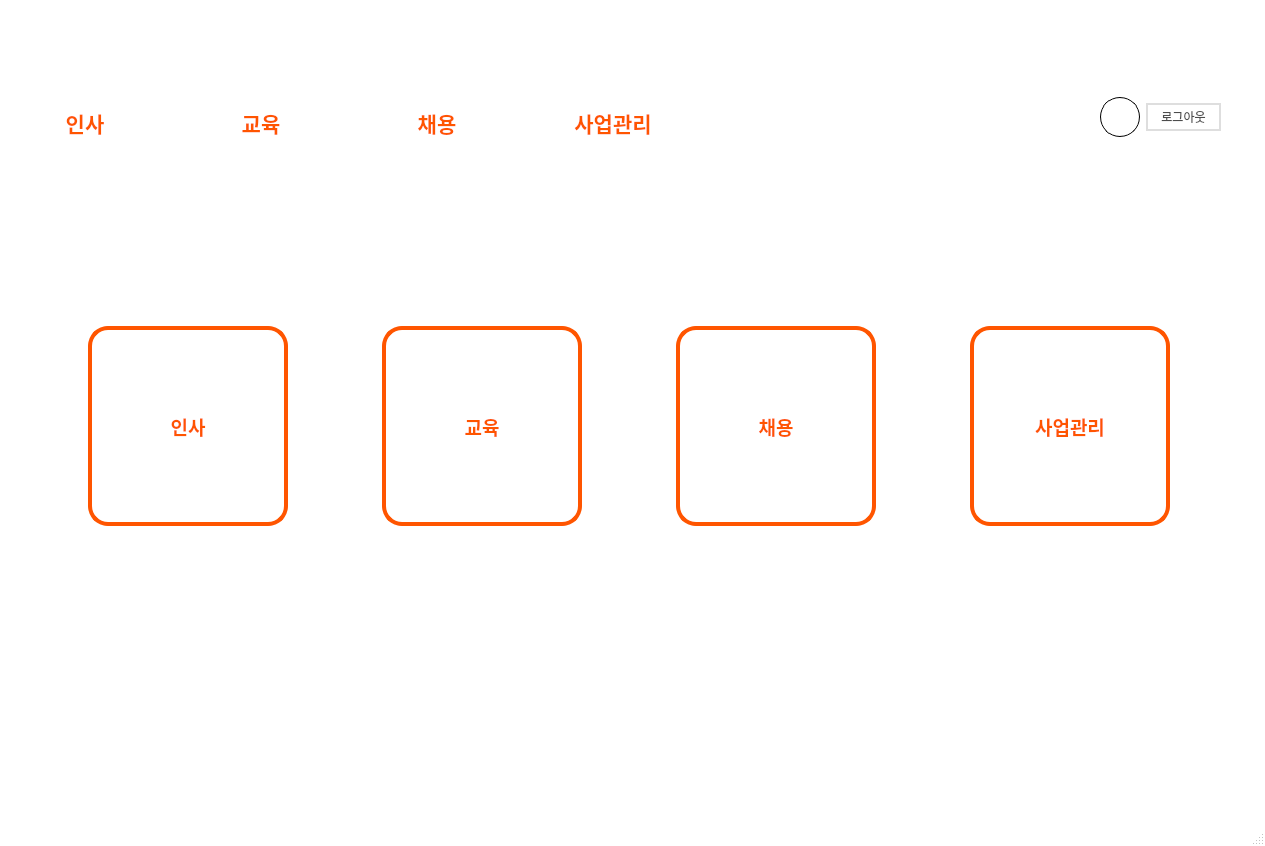
Old version of the form Index.ui in the repository hyeona-jeong/HRIS.
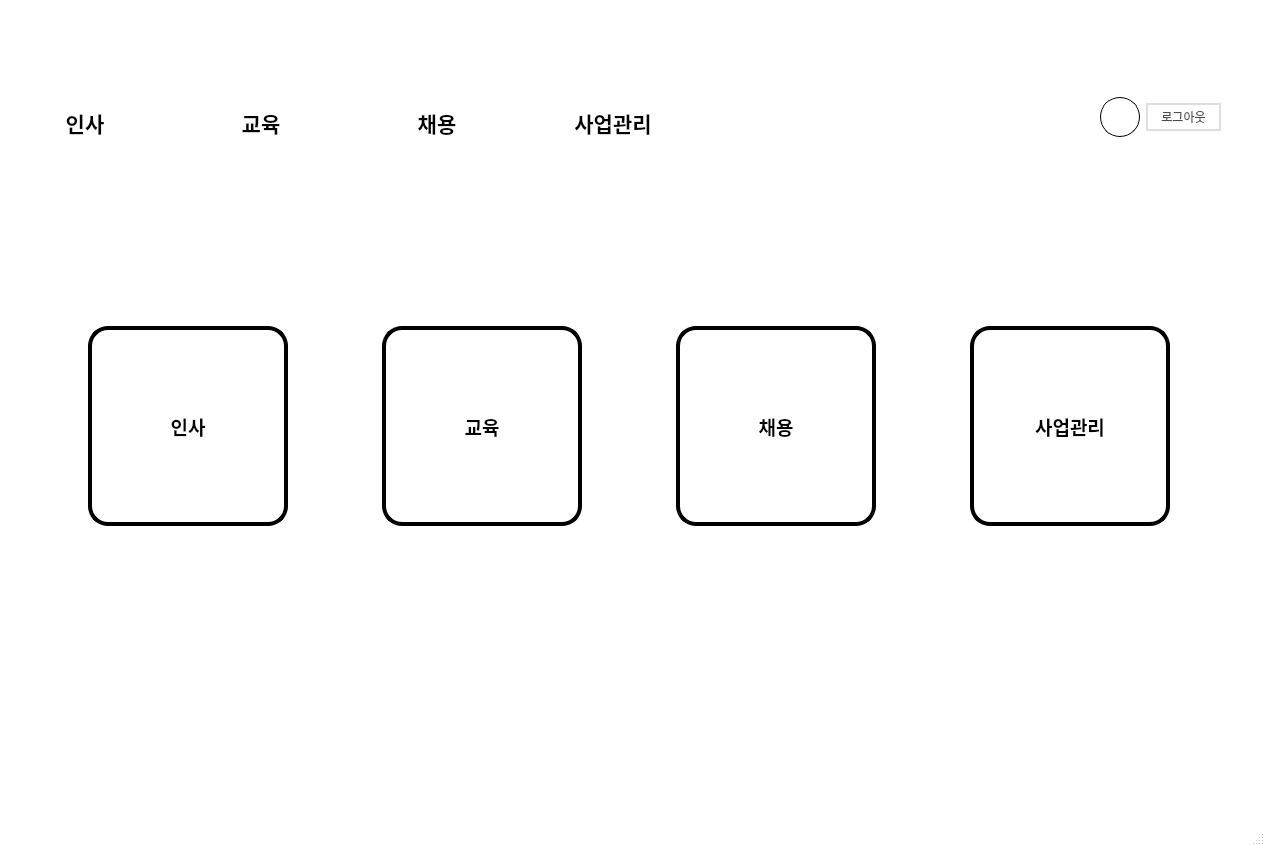
New version of the form. Icons and pictures are not drawn.

The edit to the form file:
```diff
--- a/Index.ui
+++ b/Index.ui
@@ -525,7 +525,6 @@
          <property name="styleSheet">
           <string notr="true">QPushButton{
 	border: none;
-	color:#ff5500;
 }
 QPushButton:hover {
 	border-bottom: 3px solid #ff5500;
@@ -561,7 +560,6 @@
          <property name="styleSheet">
           <string notr="true">QPushButton{
 	border: none;
-	color:#ff5500;
 }
 QPushButton:hover {
 	border-bottom: 3px solid #ff5500;
@@ -597,7 +595,6 @@
          <property name="styleSheet">
           <string notr="true">QPushButton{
 	border: none;
-	color:#ff5500;
 }
 QPushButton:hover {
 	border-bottom: 3px solid #ff5500;
@@ -633,7 +630,6 @@
          <property name="styleSheet">
           <string notr="true">QPushButton{
 	border: none;
-	color:#ff5500;
 }
 QPushButton:hover {
 	border-bottom: 3px solid #ff5500;
@@ -853,9 +849,8 @@
          </property>
          <property name="styleSheet">
           <string notr="true">QToolButton {
-color: #ff5500;
 background-color: white;
-border: 4px solid #ff5500;
+border: 4px solid ;
 border-radius: 20px;
 }
 
@@ -914,9 +909,8 @@
          </property>
          <property name="styleSheet">
           <string notr="true">QToolButton {
-color: #ff5500;
 background-color: white;
-border: 4px solid #ff5500;
+border: 4px solid ;
 border-radius: 20px;
 }
 
@@ -972,9 +966,8 @@
          </property>
          <property name="styleSheet">
           <string notr="true">QToolButton {
-color: #ff5500;
 background-color: white;
-border: 4px solid #ff5500;
+border: 4px solid ;
 border-radius: 20px;
 }
 
@@ -1030,9 +1023,8 @@
          </property>
          <property name="styleSheet">
           <string notr="true">QToolButton {
-color: #ff5500;
 background-color: white;
-border: 4px solid #ff5500;
+border: 4px solid ;
 border-radius: 20px;
 }
 
```
Left out of the diff: 20 changed lines with no effect on the pictures.
